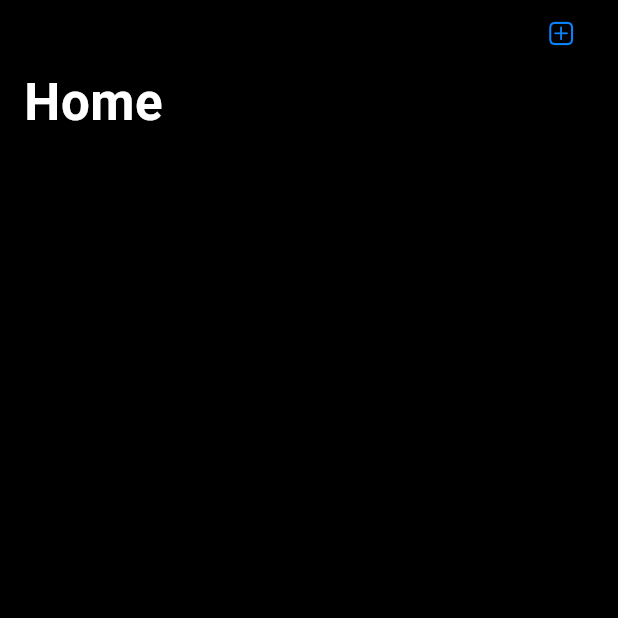
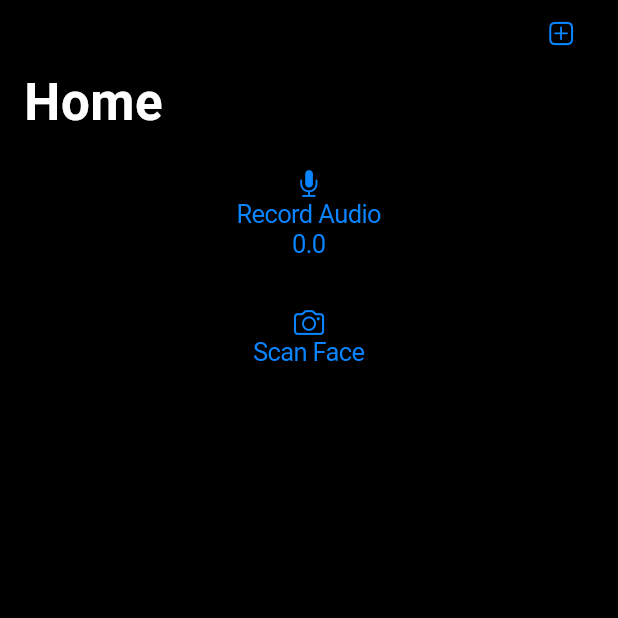
Before and after one commit to jameskokoska/Dementia-Inpatient-Virtual-Presence, a Flutter app: the screen it shows after launch, on a phone screen of 412 x 824 dp, the top half of it. Run offline on Flutter 3.47's test engine with Material 2 defaults, Android fonts, the light colour scheme and no system bars; our stand-ins replace camera, drift, package_info_plus, shared_preferences; missing offline and left inert: google_mlkit_commons, google_mlkit_face_detection, mic_stream; accounts and stored records are empty; generated files the repository leaves out were written again.

Commit message:
added audio streaming

```diff
--- a/capstone/lib/pages/Home.dart
+++ b/capstone/lib/pages/Home.dart
@@ -1,9 +1,14 @@
+import 'dart:async';
+import 'dart:typed_data';
+
 import 'package:capstone/database/tables.dart';
 import 'package:capstone/pages/CreateUserPage.dart';
 import 'package:capstone/pages/Face%20Scanner.dart';
+import 'package:capstone/pages/RecordAudio.dart';
 import 'package:capstone/struct/databaseGlobal.dart';
 import 'package:flutter/cupertino.dart';
 import 'package:flutter/material.dart';
+import 'package:mic_stream/mic_stream.dart';
 
 class HomePage extends StatelessWidget {
   const HomePage({super.key});
@@ -25,6 +30,28 @@ class HomePage extends StatelessWidget {
                 }));
               },
               padding: EdgeInsets.zero,
+            ),
+          ),
+          SliverToBoxAdapter(
+            child: RecordAudio(),
+          ),
+          SliverToBoxAdapter(
+            child: CupertinoButton(
+              onPressed: () {
+                Navigator.push(context,
+                    CupertinoPageRoute<Widget>(builder: (BuildContext context) {
+                  return FaceScannerPage();
+                }));
+              },
+              child: Container(
+                child: Column(
+                  mainAxisAlignment: MainAxisAlignment.end,
+                  children: <Widget>[
+                    Icon(CupertinoIcons.camera),
+                    Text("Scan Face"),
+                  ],
+                ),
+              ),
             ),
           ),
           StreamBuilder<List<User>>(
--- /dev/null
+++ b/capstone/lib/pages/RecordAudio.dart
@@ -0,0 +1,59 @@
+import 'dart:async';
+import 'dart:typed_data';
+
+import 'package:flutter/cupertino.dart';
+import 'package:flutter/src/widgets/container.dart';
+import 'package:flutter/src/widgets/framework.dart';
+import 'package:mic_stream/mic_stream.dart';
+
+class RecordAudio extends StatefulWidget {
+  const RecordAudio({super.key});
+
+  @override
+  State<RecordAudio> createState() => _RecordAudioState();
+}
+
+class _RecordAudioState extends State<RecordAudio> {
+  late StreamSubscription<List<int>> listener;
+  bool isRecording = false;
+  double averageSample = 0.0;
+  @override
+  Widget build(BuildContext context) {
+    return CupertinoButton(
+      onPressed: () async {
+        if (!isRecording) {
+          setState(() {
+            isRecording = true;
+          });
+
+          Stream<Uint8List>? stream =
+              await MicStream.microphone(sampleRate: 44100);
+          listener = stream!.listen((samples) {
+            print(samples);
+            setState(
+              () {
+                averageSample =
+                    samples.reduce((a, b) => a + b) / samples.length;
+              },
+            );
+          });
+        } else {
+          setState(() {
+            isRecording = false;
+          });
+          listener.cancel();
+        }
+      },
+      child: Container(
+        child: Column(
+          mainAxisAlignment: MainAxisAlignment.end,
+          children: <Widget>[
+            Icon(CupertinoIcons.mic_fill),
+            Text(isRecording ? "Stop" : "Record Audio"),
+            Text(averageSample.toString()),
+          ],
+        ),
+      ),
+    );
+  }
+}
--- a/capstone/pubspec.yaml
+++ b/capstone/pubspec.yaml
@@ -41,6 +41,7 @@ dependencies:
   animations: ^2.0.1
   camera: ^0.10.0+4
   google_mlkit_face_detection: ^0.5.0
+  mic_stream: ^0.6.2
 
 
 dev_dependencies:
```
Also changed, not shown: capstone/pubspec.lock, 5 other files.
